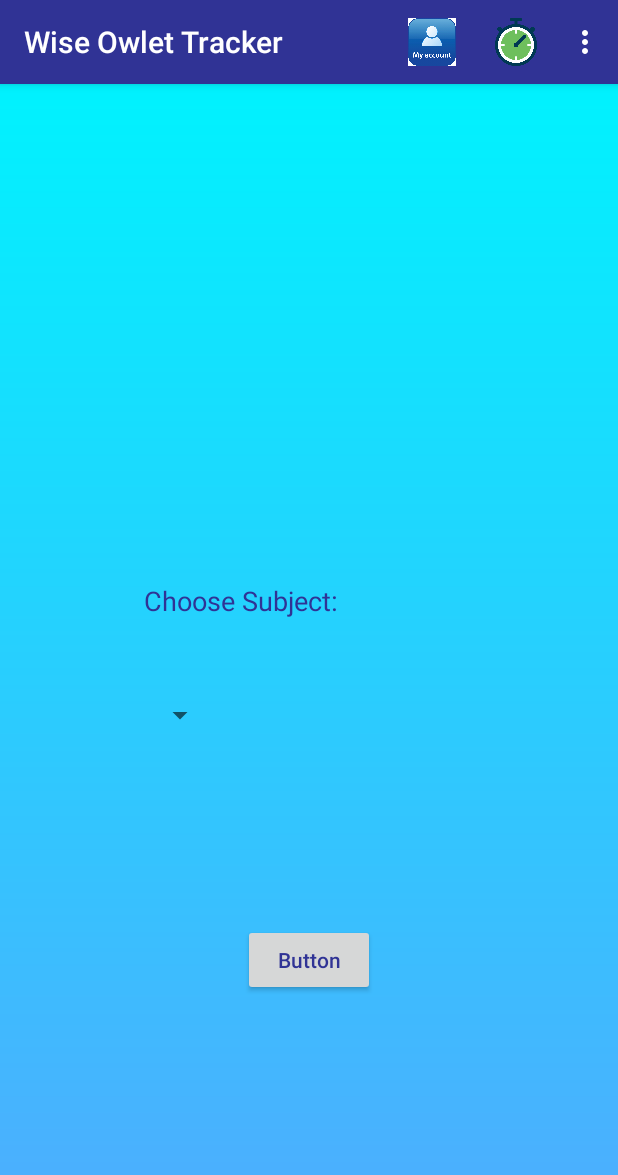
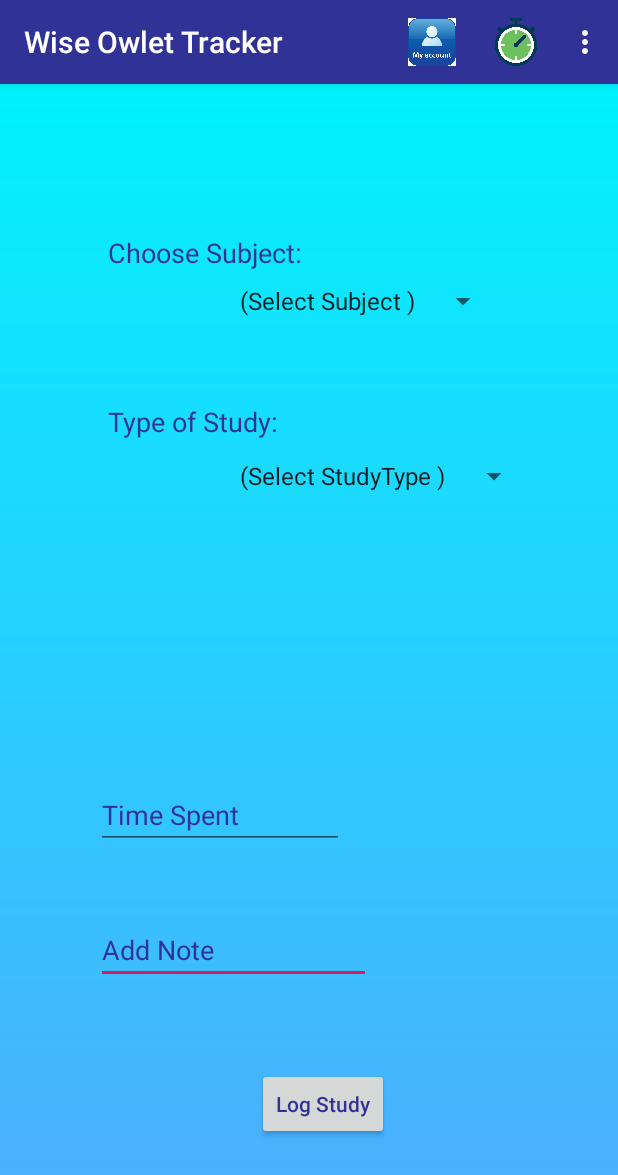
Before and after one commit to flannerymoira/WiseOwletTracker, an Android app: the AddStudyLog screen opened directly, with no data from a screen before it, on a phone screen of 412 x 824 dp. Shown: the top 1175 px of the screen. Run offline under Robolectric (Android 15) with nearby library versions, the phone set to English and light mode, and no system bars; libraries missing offline, so code that uses them is left out: com.readystatesoftware.sqliteasset; 7 statements that could not run were skipped.

Commit message:
Add Study Log Drop Down Lists.

```diff
--- a/app/src/main/java/com/example/wiseowlettracker/AddStudyLog.java
+++ b/app/src/main/java/com/example/wiseowlettracker/AddStudyLog.java
@@ -2,20 +2,85 @@ package com.example.wiseowlettracker;
 
 import androidx.appcompat.app.AppCompatActivity;
 
+import android.content.Context;
 import android.content.Intent;
+import android.database.Cursor;
+import android.database.sqlite.SQLiteDatabase;
 import android.os.Bundle;
 import android.view.Menu;
 import android.view.MenuItem;
+import android.view.View;
+import android.widget.AdapterView;
+import android.widget.ArrayAdapter;
+import android.widget.Spinner;
 
 import androidx.fragment.app.DialogFragment;
 
+import com.example.wiseowlettracker.Entities.Study_Type;
+import com.example.wiseowlettracker.Entities.Subject;
+
+import java.util.ArrayList;
+
+import static com.example.wiseowlettracker.DatabaseHelper.StudentId;
+
 public class AddStudyLog extends AppCompatActivity {
+    public static int subId, studyId;
+    Spinner subList, typeOfStudy;
+    ArrayList<String> subNames, studyType;
+    ArrayList<Subject> subjectList;
+    ArrayList<Study_Type> studyList;
+    SQLiteDatabase ssDb;
 
     @Override
     protected void onCreate(Bundle savedInstanceState) {
         super.onCreate(savedInstanceState);
         setContentView(R.layout.activity_add_study_log);
+        subList = findViewById(R.id.subSpinner);
+        typeOfStudy = findViewById(R.id.studySpinner);
+
+        //Access to database
+        DatabaseOpenHelper myConn = new DatabaseOpenHelper(this, "wiseOwlet2.db", null, 1);
+        ssDb = myConn.getWritableDatabase();
+
+        getStudentSubjectList();
+        getStudyList();
+
+        ArrayAdapter<CharSequence> adapter2 = new ArrayAdapter(this, android.R.layout.simple_spinner_item, subNames);
+        subList.setAdapter(adapter2);
+
+        //method to select an option from subject list
+        subList.setOnItemSelectedListener(new AdapterView.OnItemSelectedListener() {
+            @Override
+            public void onItemSelected(AdapterView<?> parent, View view, int position, long id) {
+                if (position != 0) {
+                    subId = subjectList.get(position - 1).getSubjectId();
+                }
+            }
+
+            @Override
+            public void onNothingSelected(AdapterView<?> parent) {
+            }
+        });
+
+        ArrayAdapter<CharSequence> adapter3 = new ArrayAdapter(this, android.R.layout.simple_spinner_item, studyType);
+        typeOfStudy.setAdapter(adapter3);
+
+        //method to select an option from type of study list
+        typeOfStudy.setOnItemSelectedListener(new AdapterView.OnItemSelectedListener() {
+            @Override
+            public void onItemSelected(AdapterView<?> parent, View view, int position, long id) {
+                if (position != 0) {
+                    studyId = studyList.get(position -1).getStudyId();
+                }
+            }
+
+            @Override
+            public void onNothingSelected(AdapterView<?> parent) {
+            }
+        });
+
     }
+
     @Override
     public boolean onCreateOptionsMenu(Menu menu) {
         // Inflate the menu; this adds items to the action bar if it is present.
@@ -23,7 +88,7 @@ public class AddStudyLog extends AppCompatActivity {
         return true;
     }
 
-    //onclick listener for items (login button)
+    //onclick listener for StopWatch
     @Override
     public boolean onOptionsItemSelected(MenuItem item) {
 
@@ -36,4 +101,55 @@ public class AddStudyLog extends AppCompatActivity {
                 return super.onOptionsItemSelected(item);
         }
     }
+
+    //method to get array of subject for a student  from table
+    private void getStudentSubjectList() {
+        Subject subject;
+        subjectList = new ArrayList<Subject>();
+        String sid = Long.toString(StudentId);
+
+        Cursor studentSubject = ssDb.rawQuery("SELECT S.* FROM STUDENT_SUBJECT SS, SUBJECT S" +
+                " WHERE SS.SUBJECT_ID = S.SUBJECT_ID AND SS.STUDENT_ID = ?", new String[]{sid});
+
+        while (studentSubject.moveToNext()) {
+            subject = new Subject();
+            subject.setSubjectId(studentSubject.getInt(0));
+            subject.setSubjectName(studentSubject.getString(1));
+            subject.setLevel(studentSubject.getString(2));
+            subjectList.add(subject);
+        } // end while
+
+        studentSubject.close();
+
+        subNames = new ArrayList<String>();
+        subNames.add("(Select Subject )");
+
+        for (int i = 0; i < subjectList.size(); i++) {
+            subNames.add(subjectList.get(i).getSubjectName());
+        }
+    }
+
+    private void getStudyList() {
+        Study_Type study_type;
+        studyList = new ArrayList<Study_Type>();
+
+        Cursor studyCursor = ssDb.rawQuery("SELECT * FROM STUDY_TYPE ",null);
+
+        while (studyCursor.moveToNext()) {
+            study_type = new Study_Type();
+            study_type.setStudyId(studyCursor.getInt(0));
+            study_type.setStudyType(studyCursor.getString(1));
+            studyList.add(study_type);
+        } // end while
+
+        studyCursor.close();
+
+        studyType = new ArrayList<String>();
+        studyType.add("(Select StudyType )");
+
+        for (int a = 0; a < studyList.size(); a++) {
+            studyType.add(studyList.get(a).getStudyType());
+        }
+    }
+
 }
--- a/app/src/main/java/com/example/wiseowlettracker/SetupSubjects.java
+++ b/app/src/main/java/com/example/wiseowlettracker/SetupSubjects.java
@@ -37,7 +37,7 @@ public class SetupSubjects extends AppCompatActivity {
         yearList = findViewById(R.id.yearSpinner);
 
         //Access to database
-        DatabaseOpenHelper conn = new DatabaseOpenHelper(this, "wiseOwlet.db", null, 1);
+        DatabaseOpenHelper conn = new DatabaseOpenHelper(this, "wiseOwlet2.db", null, 1);
         db = conn.getWritableDatabase();
 
         getSubjectList();
--- a/app/src/main/res/layout/activity_add_study_log.xml
+++ b/app/src/main/res/layout/activity_add_study_log.xml
@@ -11,9 +11,9 @@
         android:id="@+id/textView"
         android:layout_width="wrap_content"
         android:layout_height="wrap_content"
-        android:layout_marginStart="96dp"
-        android:layout_marginLeft="96dp"
-        android:layout_marginTop="332dp"
+        android:layout_marginStart="72dp"
+        android:layout_marginLeft="72dp"
+        android:layout_marginTop="100dp"
         android:text="@string/Subjects"
         android:textColor="@color/colorPrimary"
         android:textSize="18sp"
@@ -25,21 +25,75 @@
         style="@style/Widget.AppCompat.Light.Spinner.DropDown.ActionBar"
         android:layout_width="wrap_content"
         android:layout_height="wrap_content"
-        android:layout_marginTop="52dp"
+        android:layout_marginStart="80dp"
+        android:layout_marginLeft="80dp"
+        android:layout_marginTop="8dp"
         android:spinnerMode="dialog"
         app:layout_constraintStart_toStartOf="@+id/textView"
         app:layout_constraintTop_toBottomOf="@+id/textView" />
+
+    <TextView
+        android:id="@+id/txtStudyType"
+        android:layout_width="wrap_content"
+        android:layout_height="wrap_content"
+        android:layout_marginStart="72dp"
+        android:layout_marginLeft="72dp"
+        android:layout_marginTop="56dp"
+        android:text="@string/study_type"
+        android:textColor="@color/colorPrimary"
+        android:textSize="18sp"
+        app:layout_constraintStart_toStartOf="parent"
+        app:layout_constraintTop_toBottomOf="@+id/subSpinner" />
+
+    <Spinner
+        android:id="@+id/studySpinner"
+        style="@style/Widget.AppCompat.Light.Spinner.DropDown.ActionBar"
+        android:layout_width="wrap_content"
+        android:layout_height="wrap_content"
+        android:layout_marginStart="80dp"
+        android:layout_marginLeft="80dp"
+        android:layout_marginTop="12dp"
+        android:spinnerMode="dialog"
+        app:layout_constraintStart_toStartOf="@+id/txtStudyType"
+        app:layout_constraintTop_toBottomOf="@+id/txtStudyType" />
 
     <Button
         android:id="@+id/btn_log"
         android:layout_width="wrap_content"
         android:layout_height="wrap_content"
+        android:layout_marginBottom="64dp"
+        android:text="@string/log"
         android:textAppearance="@style/TextAppearance.AppCompat.Body2"
         android:textColor="@color/colorPrimary"
-        android:layout_marginBottom="160dp"
-        android:text="Button"
         app:layout_constraintBottom_toBottomOf="parent"
         app:layout_constraintEnd_toEndOf="parent"
+        app:layout_constraintHorizontal_bias="0.529"
         app:layout_constraintStart_toStartOf="parent" />
 
+    <EditText
+        android:id="@+id/editTextNote"
+        android:layout_width="183dp"
+        android:layout_height="42dp"
+        android:layout_marginStart="64dp"
+        android:layout_marginLeft="64dp"
+        android:layout_marginBottom="56dp"
+        android:ems="10"
+        android:inputType="textPersonName"
+        android:text="@string/note"
+        android:textColor="@color/colorPrimary"
+        app:layout_constraintBottom_toTopOf="@+id/btn_log"
+        app:layout_constraintStart_toStartOf="parent" />
+
+    <EditText
+        android:id="@+id/editTextTime"
+        android:layout_width="165dp"
+        android:layout_height="42dp"
+        android:layout_marginBottom="48dp"
+        android:ems="10"
+        android:inputType="textPersonName"
+        android:text="@string/time"
+        android:textColor="@color/colorPrimary"
+        app:layout_constraintBottom_toTopOf="@+id/editTextNote"
+        app:layout_constraintStart_toStartOf="@+id/editTextNote" />
+
 </androidx.constraintlayout.widget.ConstraintLayout>
--- a/app/src/main/res/values/colors.xml
+++ b/app/src/main/res/values/colors.xml
@@ -3,5 +3,5 @@
     <color name="colorPrimary">#303395</color>
     <color name="colorPrimaryDark">#00574B</color>
     <color name="colorAccent">#D81B60</color>
-    <color name="Bluecolor">#4facfe</color>
+    <color name="Bluecolor">#40c4ff</color>
 </resources>
--- a/app/src/main/res/values/strings.xml
+++ b/app/src/main/res/values/strings.xml
@@ -1,10 +1,11 @@
 <resources>
     <string name="app_name">Wise Owlet Tracker</string>
     <string name="welcome">Welcome back</string>
-    <string name="text1">You have done </string>
-    <string name="text2">minutes study this week.</string>
+    <string name="text1">You have completed</string>
+    <string name="text2">of study this week.</string>
     <string name="owlet">Owlet</string>
     <string name="Subjects">Choose Subject:</string>
+    <string name="study_type">Type of Study:</string>
     <string name="Year">Choose Year:</string>
     <string name="daily_target">Daily Target:</string>
     <string name="weekly_target">Weekly Target:</string>
@@ -42,4 +43,6 @@
     <string name="year6">Year 6</string>
     <string name="ty">Transition Year</string>
     <string name="study_log">Log Study</string>
+    <string name="time">Time Spent</string>
+    <string name="note">Add Note</string>
 </resources>
```
Also changed, not shown: app/src/main/java/com/example/wiseowlettracker/DatabaseHelper.java (+5 -4 lines), app/src/main/java/com/example/wiseowlettracker/Entities/Study_Type.java (added, +27 -0 lines), app/src/main/java/com/example/wiseowlettracker/Login.java (+5 -3 lines), app/src/main/java/com/example/wiseowlettracker/StudentActivity.java (+8 -4 lines), app/src/main/res/layout/activity_login.xml (+29 -23 lines), app/src/main/res/layout/activity_setup_subjects.xml (+21 -21 lines), app/src/main/res/layout/activity_student.xml (+43 -16 lines), app/src/main/res/drawable/book.png (added), app/src/main/res/drawable/login.png (added).
